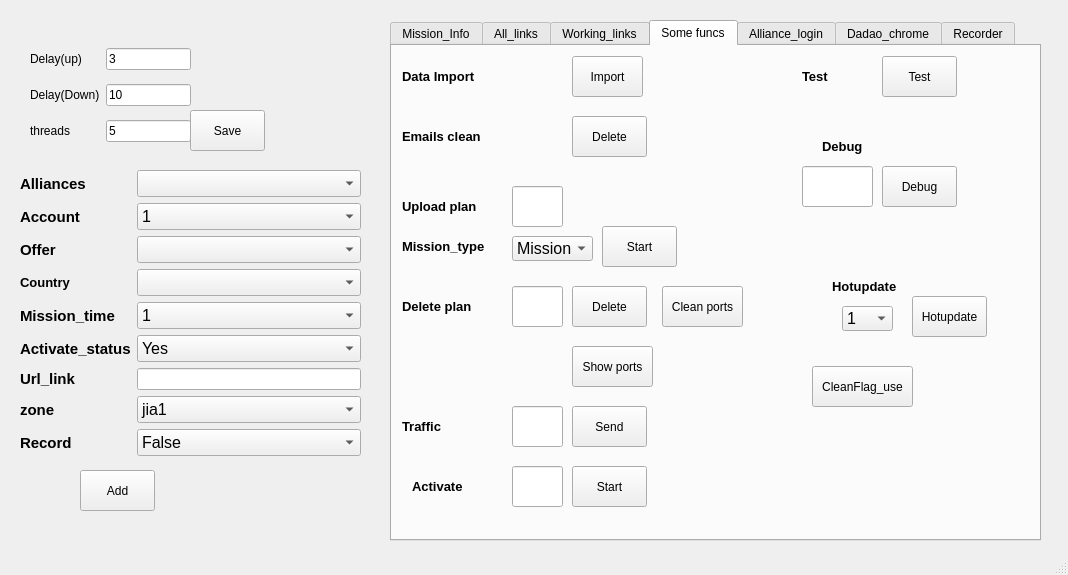
FuckBrains/src, file ui/test.ui: the form before one commit.
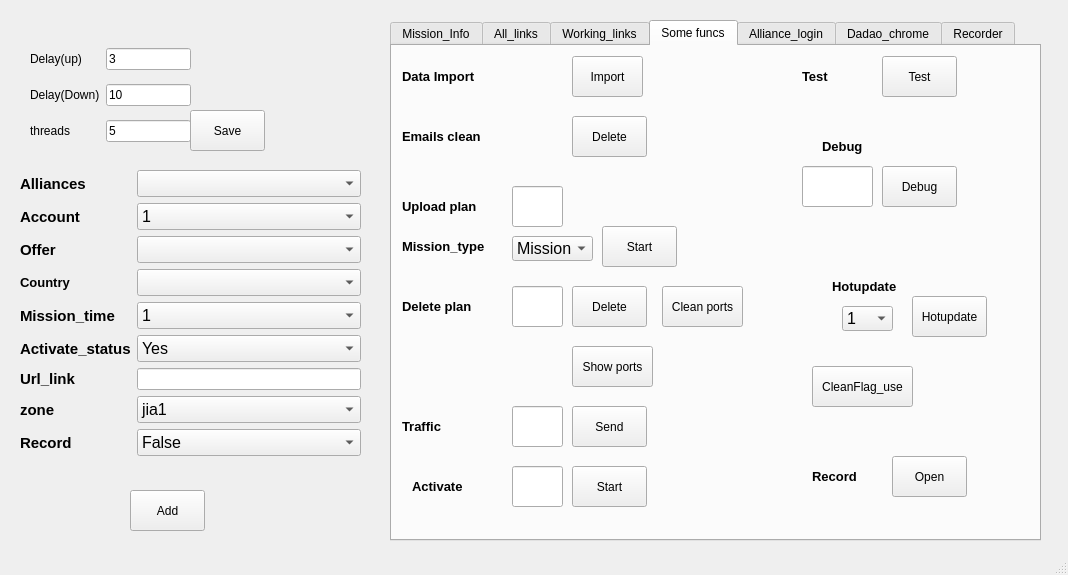
The form after the commit. The open tabs and pages were chosen to show the change.

What changed in the file:
```diff
--- a/ui/test.ui
+++ b/ui/test.ui
@@ -29,8 +29,8 @@
    <widget class="QPushButton" name="pushButton1">
     <property name="geometry">
      <rect>
-      <x>80</x>
-      <y>470</y>
+      <x>130</x>
+      <y>490</y>
       <width>75</width>
       <height>41</height>
      </rect>
@@ -831,6 +831,39 @@
        <string>Show ports</string>
       </property>
      </widget>
+     <widget class="QLabel" name="label_53">
+      <property name="geometry">
+       <rect>
+        <x>420</x>
+        <y>420</y>
+        <width>61</width>
+        <height>21</height>
+       </rect>
+      </property>
+      <property name="font">
+       <font>
+        <pointsize>10</pointsize>
+        <weight>75</weight>
+        <bold>true</bold>
+       </font>
+      </property>
+      <property name="text">
+       <string>Record</string>
+      </property>
+     </widget>
+     <widget class="QPushButton" name="pushButton36">
+      <property name="geometry">
+       <rect>
+        <x>500</x>
+        <y>410</y>
+        <width>75</width>
+        <height>41</height>
+       </rect>
+      </property>
+      <property name="text">
+       <string>Open</string>
+      </property>
+     </widget>
     </widget>
     <widget class="QWidget" name="tab_4">
      <attribute name="title">
```
Left out of the diff: 2 changed lines with no effect on the pictures.
